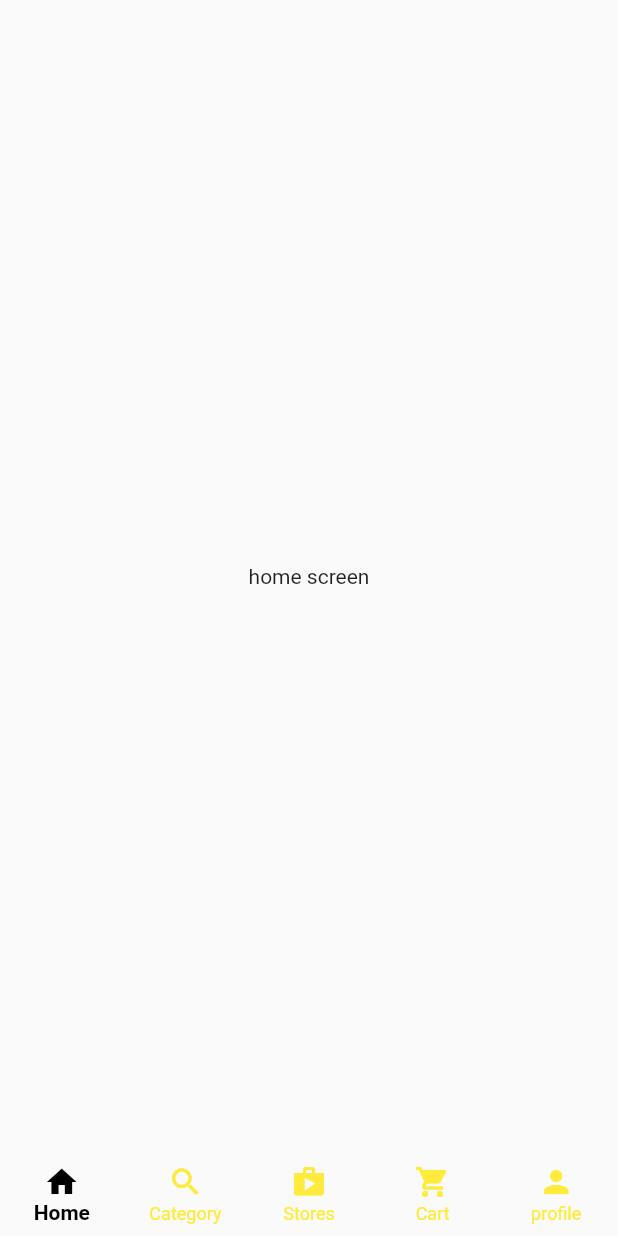
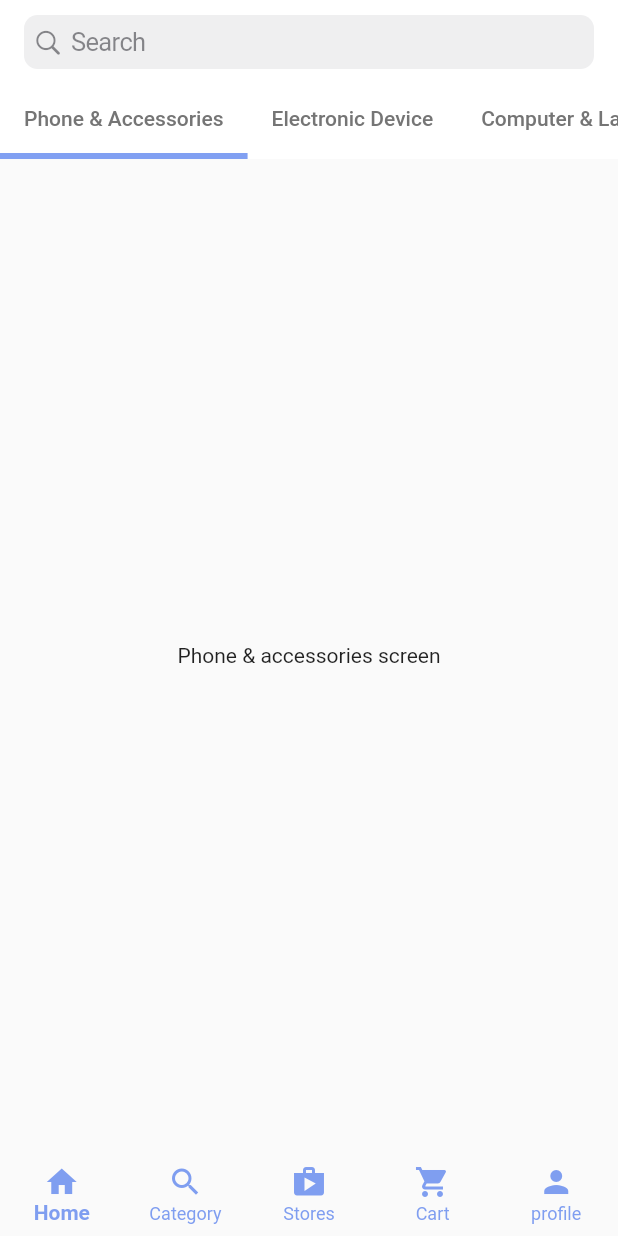
Before and after one commit to quocanh0712/final_techex_app, a Flutter app: the screen it shows after launch, on a phone screen of 412 x 824 dp. Run offline on Flutter 3.47's test engine with Material 2 defaults, Android fonts, the light colour scheme and no system bars.

Commit message:
feature: Basic home screen

```diff
--- a/lib/main.dart
+++ b/lib/main.dart
@@ -4,6 +4,7 @@ import 'main_screens/customer_home.dart';
 
 void main() {
   runApp(const MyApp());
+  // This is main app
 }
 
 class MyApp extends StatelessWidget {
--- a/lib/main_screens/customer_home.dart
+++ b/lib/main_screens/customer_home.dart
@@ -1,4 +1,6 @@
 import 'package:flutter/material.dart';
+
+import 'home.dart';
 
 class CustomerHomeScreen extends StatefulWidget {
   const CustomerHomeScreen({Key? key}) : super(key: key);
@@ -10,7 +12,7 @@ class CustomerHomeScreen extends StatefulWidget {
 class _CustomerHomeScreenState extends State<CustomerHomeScreen> {
   int _selectedIndex = 0;
   final List<Widget> _tabs = const [
-    Center(child: Text('home screen')),
+    HomeScreen(),
     Center(child: Text('category screen')),
     Center(child: Text('stores screen')),
     Center(child: Text('cart screen')),
@@ -23,9 +25,9 @@ class _CustomerHomeScreenState extends State<CustomerHomeScreen> {
       bottomNavigationBar: BottomNavigationBar(
         elevation: 0,
         type: BottomNavigationBarType.fixed,
-        selectedLabelStyle: const TextStyle(fontWeight: FontWeight.w600),
-        selectedItemColor: Colors.black,
-        unselectedItemColor: Colors.yellow,
+        selectedLabelStyle: const TextStyle(fontWeight: FontWeight.w700),
+        selectedItemColor: Color.fromARGB(154, 47, 97, 234),
+        unselectedItemColor: Color.fromARGB(154, 47, 97, 234),
         currentIndex: _selectedIndex,
         items: const [
           BottomNavigationBarItem(
--- /dev/null
+++ b/lib/main_screens/home.dart
@@ -0,0 +1,62 @@
+import 'package:flutter/cupertino.dart';
+import 'package:flutter/material.dart';
+
+class HomeScreen extends StatefulWidget {
+  const HomeScreen({Key? key}) : super(key: key);
+
+  @override
+  State<HomeScreen> createState() => _HomeScreenState();
+}
+
+class _HomeScreenState extends State<HomeScreen> {
+  @override
+  Widget build(BuildContext context) {
+    return DefaultTabController(
+      length: 6,
+      child: Scaffold(
+          appBar: AppBar(
+            elevation: 0,
+            backgroundColor: Colors.white,
+            title: const CupertinoSearchTextField(),
+            bottom: const TabBar(
+              isScrollable: true,
+              indicatorColor: Color.fromARGB(154, 47, 97, 234),
+              indicatorWeight: 4,
+              tabs: [
+                RepeatedTab(lable: 'Phone & Accessories'),
+                RepeatedTab(lable: 'Electronic Device'),
+                RepeatedTab(lable: 'Computer & Laptop'),
+                RepeatedTab(lable: 'Camera & Camcorder'),
+                RepeatedTab(lable: 'Smart Watch'),
+                RepeatedTab(lable: 'Household Appliances'),
+              ],
+            ),
+          ),
+          body: const TabBarView(
+            children: [
+              Center(child: Text('Phone & accessories screen')),
+              Center(child: Text('Electronic Device screen')),
+              Center(child: Text('Computer & Laptop screen')),
+              Center(child: Text('Camera & Camcorder screen')),
+              Center(child: Text('Smart Watch screen')),
+              Center(child: Text('Household Appliances screen')),
+            ],
+          )),
+    );
+  }
+}
+
+class RepeatedTab extends StatelessWidget {
+  final String lable;
+  const RepeatedTab({Key? key, required this.lable}) : super(key: key);
+
+  @override
+  Widget build(BuildContext context) {
+    return Tab(
+      child: Text(
+        lable,
+        style: TextStyle(color: Colors.grey.shade600),
+      ),
+    );
+  }
+}
```
